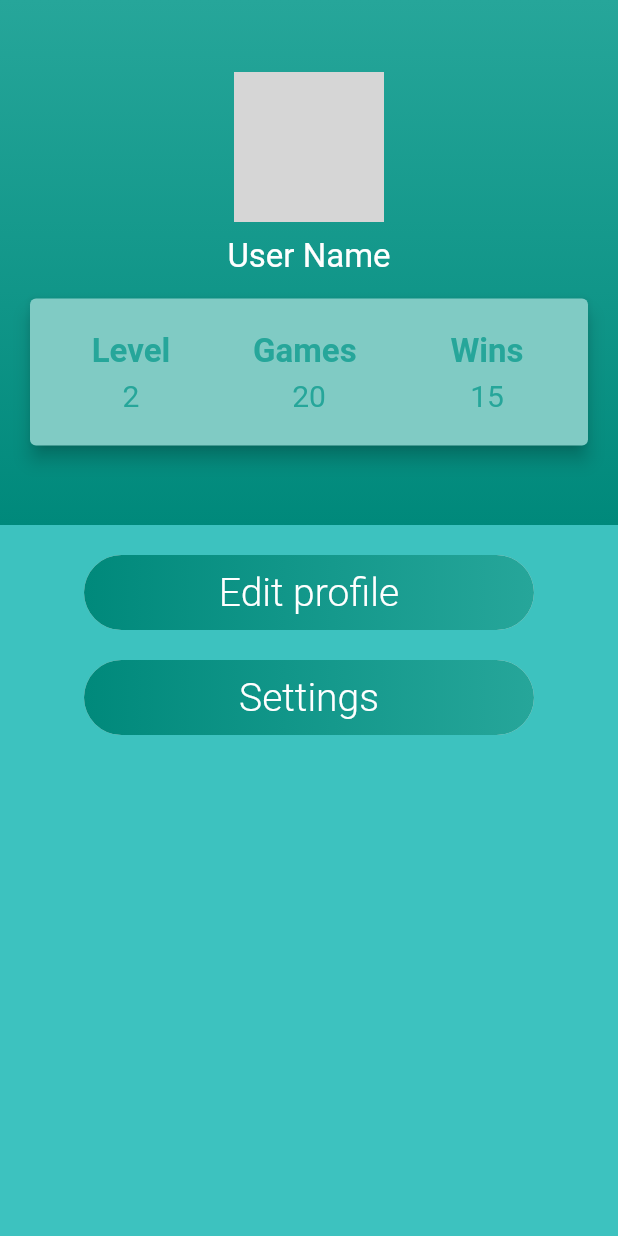
After one commit to HazemMostafa23/Chuzzlez, a Flutter app: the Profile screen opened by its route, on a phone screen of 412 x 824 dp. The commit adds this screen. Run offline on Flutter 3.47's test engine with Material 2 defaults, Android fonts, the phone set to English and light mode, and no system bars; missing offline and left inert: flutter_chess_board; network calls fail; grey boxes are pictures that could not be loaded.

Commit message:
profile page

```diff
--- a/lib/main.dart
+++ b/lib/main.dart
@@ -9,6 +9,7 @@ import 'screens/puzzle_creator_screen.dart';
 import 'package:chuzzlez/screens/settings_screen.dart';
 import 'screens/puzzles_list_screen.dart';
 import 'screens/over_the_board_screen.dart';
+import 'package:chuzzlez/screens/profile_screen.dart';
 
 void main() {
   runApp(MyApp());
@@ -35,7 +36,8 @@ class MyApp extends StatelessWidget {
           '/puzzlelist': (context) => PuzzleListScreen(),
           '/overtheboard': (context) => OverTheBoard(),
           '/puzzlecreator': (context) => PuzzleCreator(),
-          '/settings': (context) => Settings()
+          '/settings': (context) => Settings(),
+          '/profile': (context) => Profile()
         },
         title: 'Chuzzlez',
         theme: ThemeData(scaffoldBackgroundColor: const Color(0xFF3dc2bf)),
--- a/lib/screens/home_screen.dart
+++ b/lib/screens/home_screen.dart
@@ -28,9 +28,9 @@ class HomeScreen extends StatelessWidget {
                 alignment: Alignment.centerRight,
                 child: IconButton(
                   onPressed: () {
-                    Navigator.pushNamed(context, '/settings');
+                    Navigator.pushNamed(context, '/profile');
                   },
-                  icon: Icon(Icons.settings),
+                  icon: Icon(Icons.person),
                   color: Colors.black,
                 ),
               ),
--- /dev/null
+++ b/lib/screens/profile_screen.dart
@@ -0,0 +1,204 @@
+import 'package:flutter/material.dart';
+import 'package:chuzzlez/providers/user_provider.dart';
+import '../models/user.dart';
+
+class Profile extends StatelessWidget {
+  @override
+  Widget build(BuildContext context) {
+    return Scaffold(
+      body: Column(
+        children: [
+          Container(
+              decoration: BoxDecoration(
+                  gradient: LinearGradient(
+                      begin: Alignment.topCenter,
+                      end: Alignment.bottomCenter,
+                      colors: [Colors.teal.shade400, Colors.teal.shade600])),
+              child: Container(
+                width: double.infinity,
+                height: 350.0,
+                child: Center(
+                  child: Column(
+                    crossAxisAlignment: CrossAxisAlignment.center,
+                    mainAxisAlignment: MainAxisAlignment.center,
+                    children: [
+                      CircleAvatar(
+                        backgroundImage: NetworkImage(
+                          "https://i.pinimg.com/736x/8b/16/7a/8b167af653c2399dd93b952a48740620.jpg",
+                        ),
+                        radius: 50.0,
+                      ),
+                      SizedBox(
+                        height: 10.0,
+                      ),
+                      Text(
+                        "User Name",
+                        style: TextStyle(
+                          fontSize: 22.0,
+                          color: Colors.white,
+                        ),
+                      ),
+                      SizedBox(
+                        height: 10.0,
+                      ),
+                      Card(
+                        margin: EdgeInsets.symmetric(
+                            horizontal: 20.0, vertical: 5.0),
+                        clipBehavior: Clip.antiAlias,
+                        color: Colors.teal.shade200,
+                        elevation: 5.0,
+                        child: Padding(
+                          padding: const EdgeInsets.symmetric(
+                              horizontal: 8.0, vertical: 22.0),
+                          child: Row(
+                            children: [
+                              Expanded(
+                                child: Column(
+                                  children: [
+                                    Text(
+                                      "Level",
+                                      style: TextStyle(
+                                        color: Colors.teal.shade400,
+                                        fontSize: 22.0,
+                                        fontWeight: FontWeight.bold,
+                                      ),
+                                    ),
+                                    SizedBox(
+                                      height: 5.0,
+                                    ),
+                                    Text(
+                                      "2",
+                                      style: TextStyle(
+                                        fontSize: 20.0,
+                                        color: Colors.teal.shade400,
+                                      ),
+                                    ),
+                                  ],
+                                ),
+                              ),
+                              Expanded(
+                                child: Column(
+                                  children: [
+                                    Text(
+                                      "Games ",
+                                      style: TextStyle(
+                                        color: Colors.teal.shade400,
+                                        fontSize: 22.0,
+                                        fontWeight: FontWeight.bold,
+                                      ),
+                                    ),
+                                    SizedBox(
+                                      height: 5.0,
+                                    ),
+                                    Text(
+                                      "20",
+                                      style: TextStyle(
+                                        fontSize: 20.0,
+                                        color: Colors.teal.shade400,
+                                      ),
+                                    )
+                                  ],
+                                ),
+                              ),
+                              Expanded(
+                                child: Column(
+                                  children: [
+                                    Text(
+                                      "Wins",
+                                      style: TextStyle(
+                                        color: Colors.teal.shade400,
+                                        fontSize: 22.0,
+                                        fontWeight: FontWeight.bold,
+                                      ),
+                                    ),
+                                    SizedBox(
+                                      height: 5.0,
+                                    ),
+                                    Text(
+                                      "15",
+                                      style: TextStyle(
+                                        fontSize: 20.0,
+                                        color: Colors.teal.shade400,
+                                      ),
+                                    )
+                                  ],
+                                ),
+                              ),
+                            ],
+                          ),
+                        ),
+                      )
+                    ],
+                  ),
+                ),
+              )),
+          SizedBox(
+            height: 20.0,
+          ),
+          Container(
+            width: 300.00,
+            // ignore: deprecated_member_use
+            child: RaisedButton(
+                onPressed: () {},
+                shape: RoundedRectangleBorder(
+                    borderRadius: BorderRadius.circular(80.0)),
+                elevation: 0.0,
+                padding: EdgeInsets.all(0.0),
+                child: Ink(
+                  decoration: BoxDecoration(
+                    gradient: LinearGradient(
+                        begin: Alignment.centerRight,
+                        end: Alignment.centerLeft,
+                        colors: [Colors.teal.shade400, Colors.teal.shade600]),
+                    borderRadius: BorderRadius.circular(30.0),
+                  ),
+                  child: Container(
+                    constraints:
+                        BoxConstraints(maxWidth: 300.0, minHeight: 50.0),
+                    alignment: Alignment.center,
+                    child: Text(
+                      "Edit profile",
+                      style: TextStyle(
+                          color: Colors.white,
+                          fontSize: 26.0,
+                          fontWeight: FontWeight.w300),
+                    ),
+                  ),
+                )),
+          ),
+          SizedBox(
+            height: 20.0,
+          ),
+          RaisedButton(
+              onPressed: () {
+                Navigator.pushNamed(context, '/settings');
+              },
+              shape: RoundedRectangleBorder(
+                  borderRadius: BorderRadius.circular(80.0)),
+              elevation: 0.0,
+              padding: EdgeInsets.all(0.0),
+              child: Ink(
+                decoration: BoxDecoration(
+                  gradient: LinearGradient(
+                      begin: Alignment.centerRight,
+                      end: Alignment.centerLeft,
+                      colors: [Colors.teal.shade400, Colors.teal.shade600]),
+                  borderRadius: BorderRadius.circular(30.0),
+                ),
+                child: Container(
+                  constraints: BoxConstraints(maxWidth: 300.0, minHeight: 50.0),
+                  alignment: Alignment.center,
+                  child: Text(
+                    "Settings",
+                    style: TextStyle(
+                        color: Colors.white,
+                        fontSize: 26.0,
+                        fontWeight: FontWeight.w300),
+                  ),
+                ),
+              ))
+        ],
+      ),
+    );
+  }
+}
```
